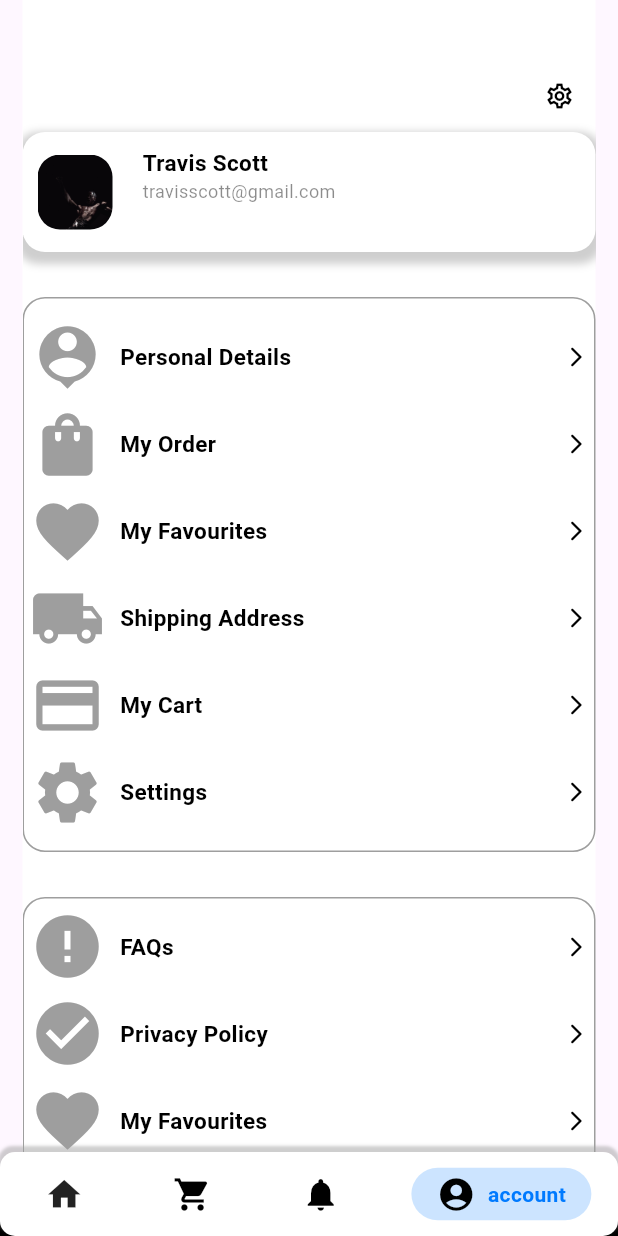
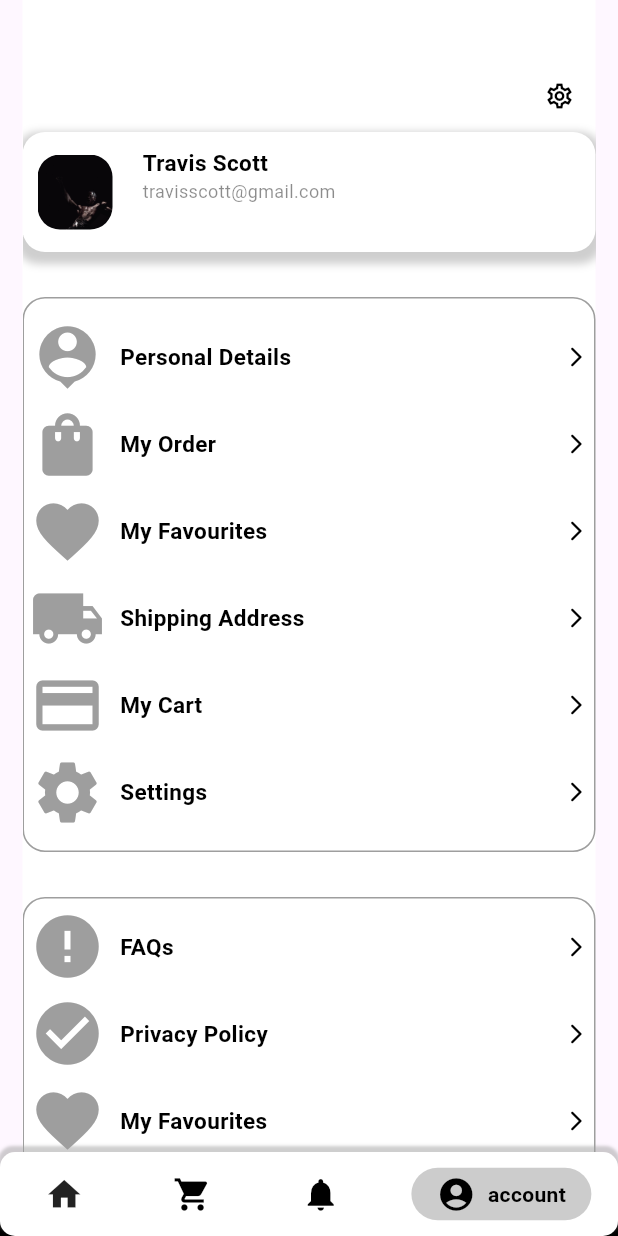
Before and after one commit to sonhhh/ecommerce, a Flutter app: the BottomBar widget shown alone on an empty page, opened directly, item 4 of the bottom bar chosen, on a phone screen of 412 x 824 dp. Run offline on Flutter 3.47's test engine with Material 2 defaults, Android fonts, the phone set to English and light mode, and no system bars; drawn by our look-alikes of persistent_bottom_nav_bar; our stand-ins replace auto_size_text, dio, flutter_credit_card, flutter_rating_bar, flutter_screenutil, flutter_slidable and 5 more; missing offline and left inert: another_stepper; accounts and stored records are empty; generated files the repository leaves out were written again; network calls fail.

```diff
--- a/lib/ui/pages/bottom_navigation_bar/bottom_bar.dart
+++ b/lib/ui/pages/bottom_navigation_bar/bottom_bar.dart
@@ -30,6 +30,8 @@ class _BottomBarState extends State<BottomBar> {
           color: controller.index == 0 ? Colors.black87 : Colors.black,
         ),
         title: "Home",
+        activeColorPrimary: Colors.black,
+        inactiveColorPrimary: Colors.black,
         textStyle: const TextStyle(fontWeight: FontWeight.bold, color:Colors.black ),
       ),
       PersistentBottomNavBarItem(
@@ -37,6 +39,8 @@ class _BottomBarState extends State<BottomBar> {
           color: controller.index == 1 ? Colors.black87 : Colors.black,
         ),
         title: "cart",
+        activeColorPrimary: Colors.black,
+        inactiveColorPrimary: Colors.black,
         textStyle: const TextStyle(fontWeight: FontWeight.bold, color: Colors.black),
       ),
       PersistentBottomNavBarItem(
@@ -44,6 +48,8 @@ class _BottomBarState extends State<BottomBar> {
           color: controller.index == 2 ? Colors.black87 : Colors.black,
         ),
         title: "notification",
+        activeColorPrimary: Colors.black,
+        inactiveColorPrimary: Colors.black,
         textStyle: const TextStyle(fontWeight: FontWeight.bold, color: Colors.black),
       ),
       PersistentBottomNavBarItem(
@@ -51,6 +57,8 @@ class _BottomBarState extends State<BottomBar> {
           color: controller.index == 3 ? Colors.black87 : Colors.black,
         ),
         title: "account",
+        activeColorPrimary: Colors.black,
+        inactiveColorPrimary: Colors.black,
         textStyle: const TextStyle(fontWeight: FontWeight.bold, color: Colors.black),
       ),
     ];
```
Also changed, not shown: lib/ui/pages/my_cart/my_cart.dart (+13 -8 lines), lib/ui/pages/my_cart/my_carts_provider.dart (+0 -13 lines).
